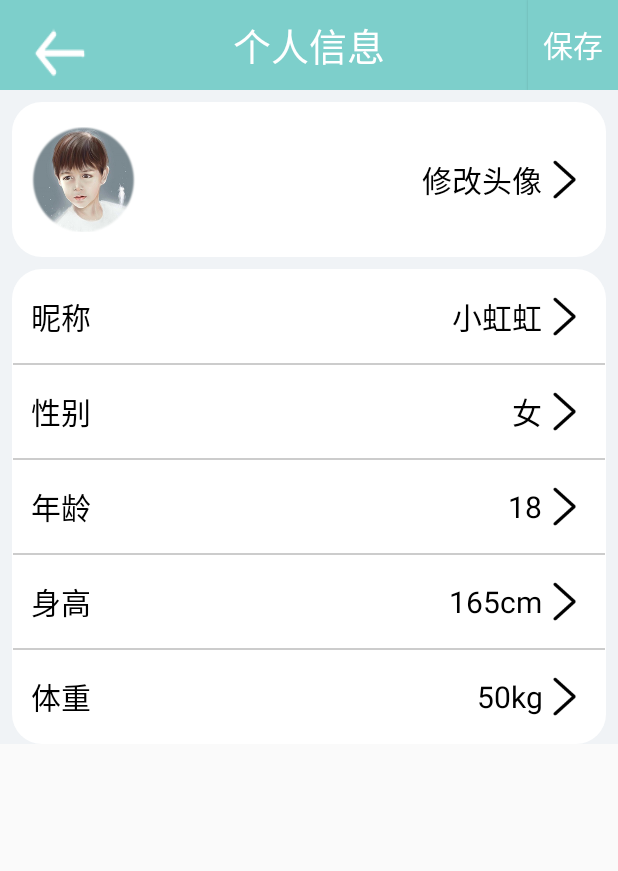
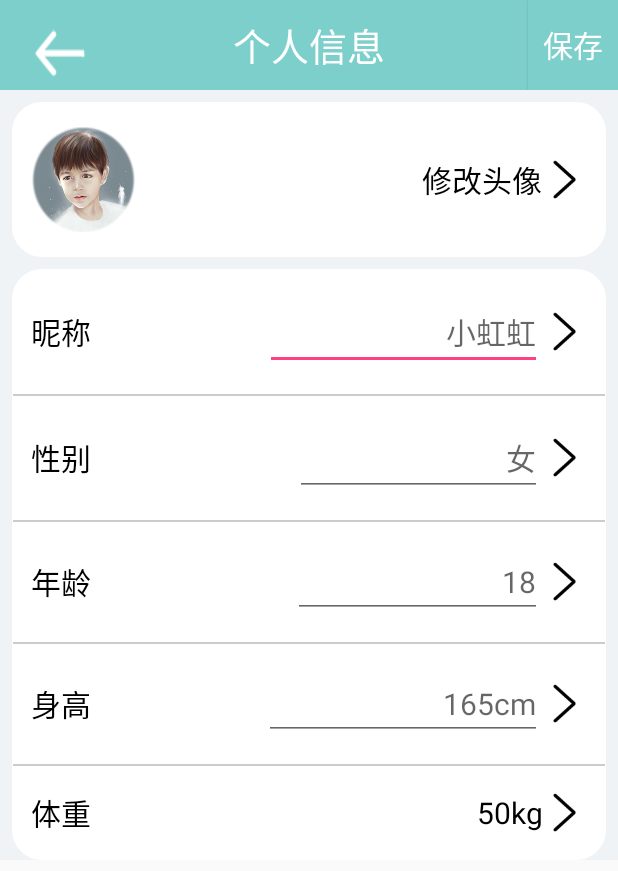
Before and after one commit to teamCZF/GunDan, an Android app: the UserActivity screen opened directly, with no data from a screen before it, after a tap on "个人信息", on a phone screen of 412 x 824 dp. Shown: the top 871 px of the screen. Run offline under Robolectric (Android 15) with nearby library versions, the phone set to English and light mode, and no system bars; 3 statements that could not run were skipped.

```diff
--- a/Gundan/src/main/java/com/Data/Food.java
+++ b/Gundan/src/main/java/com/Data/Food.java
@@ -24,7 +24,6 @@ public class Food {
     @Column("addedMP")
     private int addedMP;
     @Column("foodDescribe")
-
 
     private String foodDescribe;
 
--- a/Gundan/src/main/java/com/ui/SetInfoActivity.java
+++ b/Gundan/src/main/java/com/ui/SetInfoActivity.java
@@ -2,10 +2,14 @@ package com.ui;
 
 import android.app.Activity;
 import android.os.Bundle;
+import android.util.Log;
 import android.view.View;
 import android.widget.Button;
+import android.widget.EditText;
 
+import com.Data.UserData;
 import com.base.basepedo.R;
+import com.utils.DbUtils;
 
 /**
  * Created by Administrator on 2016/12/19 0019.
@@ -14,6 +18,13 @@ import com.base.basepedo.R;
 public class SetInfoActivity extends Activity implements View.OnClickListener{
     private Button backToUser;
     private Button saveInfo;
+    private UserData user;
+    private EditText etname;
+    private EditText etsex;
+    private EditText etage;
+    private EditText etheight;
+
+
     @Override
     protected void onCreate(Bundle savedInstanceState) {
         super.onCreate(savedInstanceState);
@@ -22,6 +33,13 @@ public class SetInfoActivity extends Activity implements View.OnClickListener{
         backToUser.setOnClickListener(this);
         saveInfo =(Button)findViewById(R.id.save_info);
         saveInfo.setOnClickListener(this);
+        user=(UserData)getIntent().getSerializableExtra("user_data");
+        etname=(EditText)findViewById(R.id.text_my_name);
+        etsex=(EditText)findViewById(R.id.text_my_sex);
+        etage=(EditText)findViewById(R.id.text_my_age);
+        etheight=(EditText)findViewById(R.id.text_my_height);
+        EditText en=(EditText)findViewById(R.id.text_my_name);
+        en.setHint(user.getNickName());
 
     }
 
@@ -32,6 +50,16 @@ public class SetInfoActivity extends Activity implements View.OnClickListener{
                 finish();
                 break;
             case R.id.save_info:
+                String name =etage.getText().toString();
+                user.setNickName(name);
+                String sex =etage.getText().toString();
+                user.setSex(sex);
+                String age =etage.getText().toString();
+                user.setAge(age);
+                String height =etage.getText().toString();
+                user.setHeight(height);
+                DbUtils.update(user);
+                finish();
                 break;
             default:
                 break;
--- a/Gundan/src/main/java/com/ui/UserActivity.java
+++ b/Gundan/src/main/java/com/ui/UserActivity.java
@@ -6,8 +6,11 @@ import android.content.SharedPreferences;
 import android.os.Bundle;
 import android.view.View;
 import android.widget.Button;
+import android.widget.TextView;
 
+import com.Data.UserData;
 import com.base.basepedo.R;
+import com.utils.DbUtils;
 
 import static com.base.basepedo.R.id.button_myHonor;
 
@@ -16,14 +19,22 @@ import static com.base.basepedo.R.id.button_myHonor;
  */
 
 public class UserActivity extends Activity implements View.OnClickListener{
+    private UserData user;
+    private SharedPreferences sp;
+    private String name;
     @Override
     public void onCreate(Bundle savedInstanceState) {
         super.onCreate(savedInstanceState);
         setContentView(R.layout.acticity_user);
+        user=(UserData)getIntent().getSerializableExtra("user_data");
+        sp=getSharedPreferences("userInfo", Activity.MODE_PRIVATE);
+        name=sp.getString("USER_NAME","");
         init();
-
     }
     private void init() {
+        TextView mn =(TextView)findViewById(R.id.my_name);
+        user=DbUtils.getQueryByWhere(UserData.class,"userName",new String[]{name}).get(0);
+        mn.setText(user.getNickName());
         Button SetInfo = (Button) findViewById(R.id.button_myInfo);
         Button historyStep = (Button) findViewById(R.id.button_historyStep);
         Button myHonor = (Button) findViewById(button_myHonor);
@@ -41,6 +52,7 @@ public class UserActivity extends Activity implements View.OnClickListener{
         switch (view.getId()){
             case R.id.button_myInfo:
                 Intent intent1=new Intent(this,SetInfoActivity.class);
+                intent1.putExtra("user_data",user);
                 startActivity(intent1);
                 break;
             case R.id.button_historyStep:
@@ -51,15 +63,22 @@ public class UserActivity extends Activity implements View.OnClickListener{
                 finish();
                 break;
             case R.id.logout:
-                SharedPreferences sp=getSharedPreferences("userInfo", Activity.MODE_PRIVATE);
+                sp=getSharedPreferences("userInfo", Activity.MODE_PRIVATE);
                 SharedPreferences.Editor editor=sp.edit();
                 editor.clear();
                 editor.commit();
                 Intent intent=new Intent(this,LoginActivity.class);
                 startActivity(intent);
+                break;
             default:
                 break;
         }
 
+
+    }
+    @Override
+    protected void onResume(){
+        super.onResume();
+        init();
     }
 }
--- a/Gundan/src/main/res/layout/activity_setinfo.xml
+++ b/Gundan/src/main/res/layout/activity_setinfo.xml
@@ -55,7 +55,8 @@
                     />
                 <TextView style="@style/usertext"
                     android:text="修改头像"
-                    android:gravity="right"/>
+                    android:gravity="right"
+                    />
                 <ImageView
                     style="@style/img_arrow" />
             </LinearLayout>
@@ -65,10 +66,10 @@
             <!-- 上圆角-->
             <LinearLayout style="@style/top_layout">
                 <TextView style="@style/usertext" android:text="昵称" />
-                <TextView
+                <EditText
                     android:id="@+id/text_my_name"
                     style="@style/usertext"
-                    android:text="小虹虹"
+                    android:hint="小虹虹"
                     android:gravity="right" />
                 <ImageView style="@style/img_arrow"/>
             </LinearLayout>
@@ -79,10 +80,10 @@
             <LinearLayout style="@style/mid_layout">
                 <TextView style="@style/usertext"
                     android:text="性别" />
-                <TextView
+                <EditText
                     style="@style/usertext"
                     android:id="@+id/text_my_sex"
-                    android:text="女"
+                    android:hint="女"
                     android:gravity="right" />
                 <ImageView style="@style/img_arrow"/>
             </LinearLayout>
@@ -90,10 +91,10 @@
             <LinearLayout style="@style/mid_layout">
                 <TextView style="@style/usertext"
                 android:text="年龄" />
-                <TextView
+                <EditText
                 style="@style/usertext"
                 android:id="@+id/text_my_age"
-                android:text="18"
+                android:hint="18"
                 android:gravity="right"
                 />
                 <ImageView style="@style/img_arrow"/>
@@ -104,10 +105,10 @@
             <LinearLayout style="@style/mid_layout">
                 <TextView style="@style/usertext"
                 android:text="身高" />
-                <TextView
+                <EditText
                 style="@style/usertext"
                 android:id="@+id/text_my_height"
-                android:text="165cm"
+                android:hint="165cm"
                 android:gravity="right"
                 />
                 <ImageView style="@style/img_arrow"/>
```
Also changed, not shown: Gundan/src/main/AndroidManifest.xml (+9 -0 lines), Gundan/src/main/java/com/Data/Property.java (+20 -2 lines), Gundan/src/main/java/com/Data/UserData.java (+19 -9 lines), Gundan/src/main/java/com/ui/MainActivity.java (+9 -1 lines), Gundan/src/main/java/com/ui/StoreActivity.java (+19 -5 lines), Gundan/src/main/java/com/ui/collection.java (added, +110 -0 lines), Gundan/src/main/res/layout/activity_register.xml (+8 -6 lines), Gundan/src/main/res/layout/collection.xml (added, +44 -0 lines), Gundan/src/main/res/layout/food_confirm.xml (+5 -13 lines), Gundan/src/main/res/layout/login.xml (+12 -7 lines).
